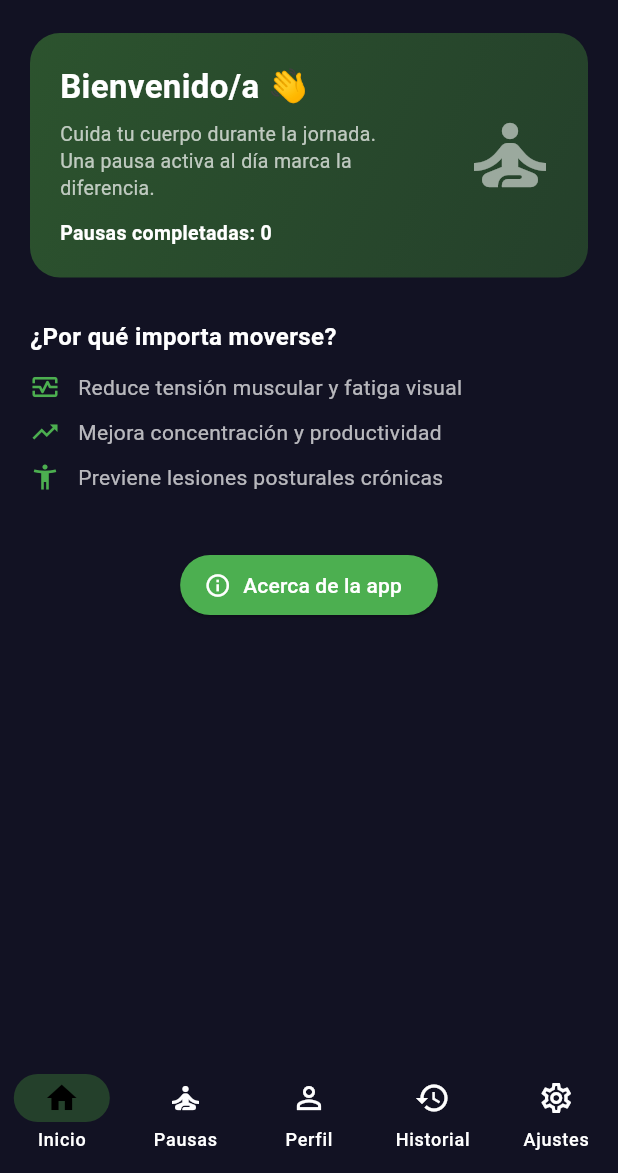
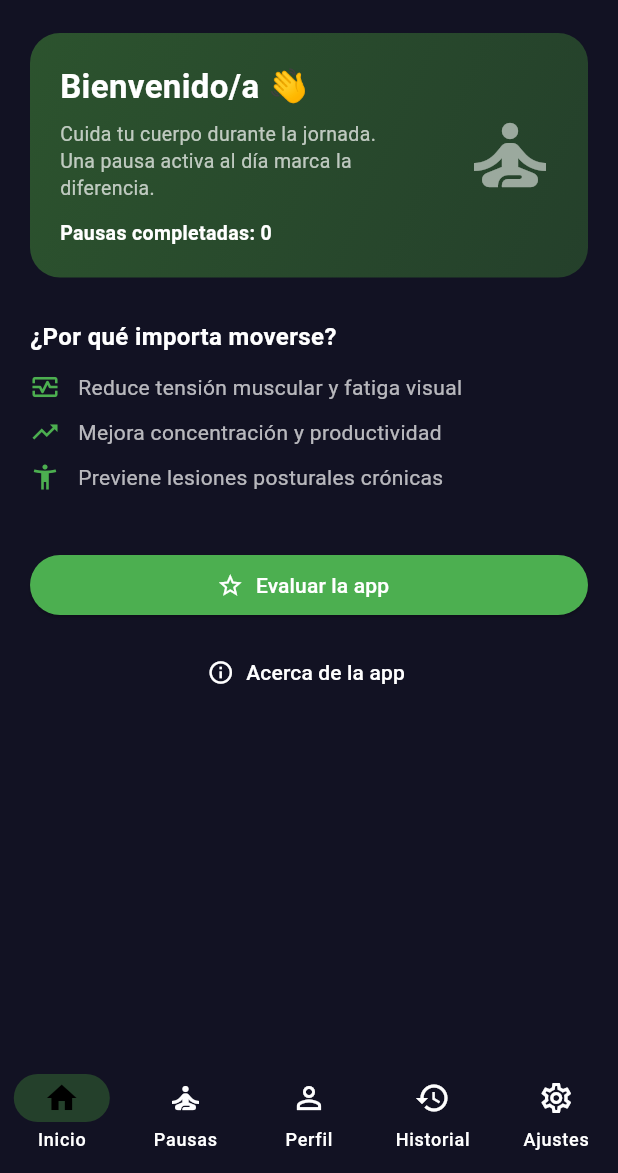
Before and after one commit to Fnav63/ActiveBreaksMobile, a Flutter app: the screen it shows after launch, on a phone screen of 412 x 824 dp, the part 63-1236 px from its top. Run offline on Flutter 3.47's test engine with Material 3 defaults, Android fonts, the phone set to English and light mode, and no system bars; our stand-ins replace flutter_local_notifications, share_plus, shared_preferences; missing offline and left inert: workmanager; project files that could hold a hidden picture were left out.

Commit message:
Adición de botón en home que lleva al beta testing

```diff
--- a/lib/screens/home_screen.dart
+++ b/lib/screens/home_screen.dart
@@ -1,7 +1,8 @@
 import 'package:flutter/material.dart';
 import 'package:provider/provider.dart';
-import '../viewmodels/breaks_viewmodel.dart';
 import '../viewmodels/profile_viewmodel.dart';
+import 'about_screen.dart';
+import 'beta_testing_screen.dart';
 
 class HomeScreen extends StatefulWidget {
   const HomeScreen({super.key});
@@ -48,12 +49,24 @@ class _HomeScreenState extends State<HomeScreen> {
               const SizedBox(height: 12),
               const _BenefitsList(),
               const SizedBox(height: 28),
+              SizedBox(
+                width: double.infinity,
+                child: ElevatedButton.icon(
+                  onPressed: () => Navigator.push(
+                    context,
+                    MaterialPageRoute(builder: (_) => const BetaTestingScreen()),
+                  ),
+                  icon: const Icon(Icons.star_outline, size: 18),
+                  label: const Text('Evaluar la app'),
+                ),
+              ),
+              const SizedBox(height: 10),
               Center(
-                child: ElevatedButton.icon(
-                  onPressed: (){
-                    context.read<BreaksViewModel>().loadPreferencesAndFilter();
-                    Navigator.pushNamed(context, '/about');
-                  },
+                child: TextButton.icon(
+                  onPressed: () => Navigator.push(
+                    context,
+                    MaterialPageRoute(builder: (_) => const AboutScreen()),
+                  ),
                   icon: const Icon(Icons.info_outline, size: 18),
                   label: const Text('Acerca de la app'),
                 ),
```
